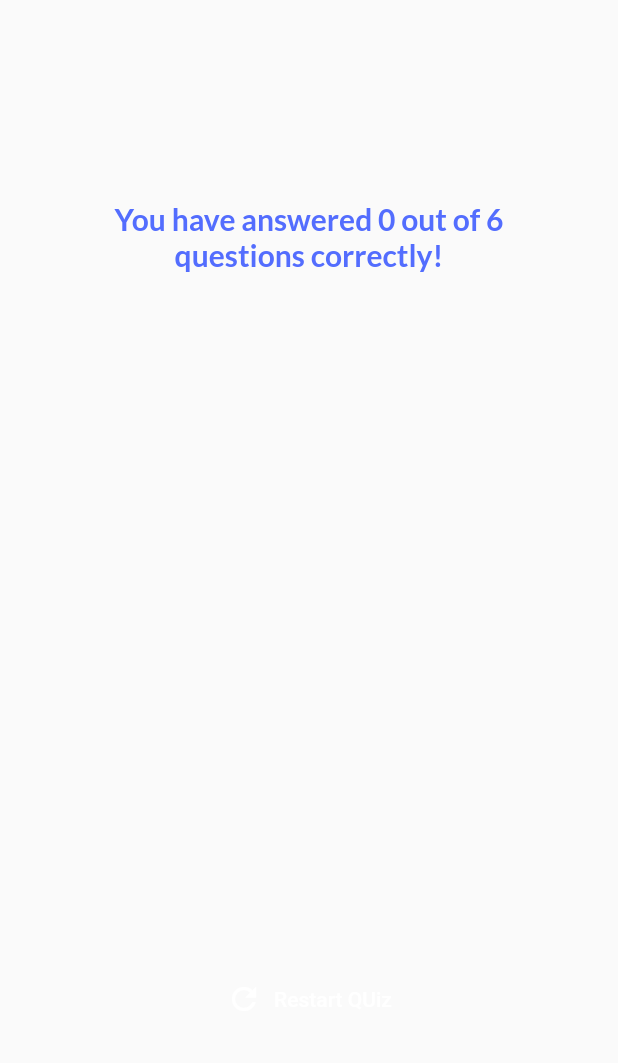
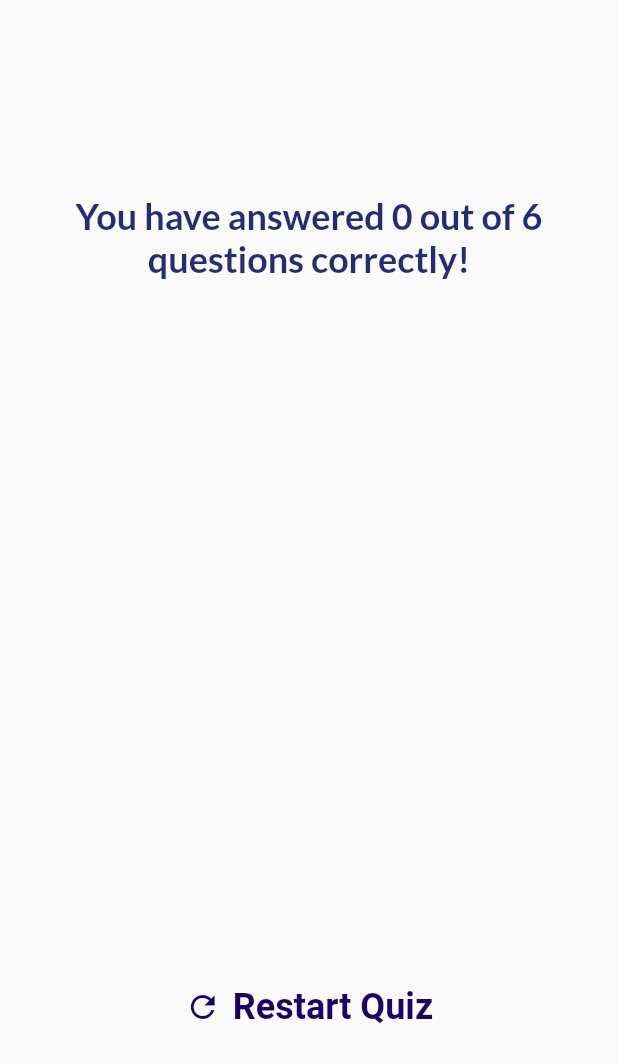
Before and after one commit to anjaliraoo/Quiz_app, a Flutter app: the ResultScreen widget shown alone on an empty page, opened directly with empty values, on a phone screen of 412 x 824 dp. Shown: the top 1063 px of the screen. Run offline on Flutter 3.47's test engine with Material 2 defaults, Android fonts, the phone set to English and light mode, and no system bars; our stand-ins replace google_fonts.

Commit message:
styles added

```diff
--- a/lib/questions_summary/questions_identifier.dart
+++ b/lib/questions_summary/questions_identifier.dart
@@ -18,15 +18,15 @@ class QuestionsIdentifier extends StatelessWidget {
       alignment: Alignment.center,
       decoration: BoxDecoration(
         color: isCorrectAnswer
-        ? Colors.blueGrey
-        : Colors.orangeAccent,
+        ? const Color.fromARGB(255, 69, 144, 182)
+        : const Color.fromARGB(208, 64, 43, 147),
         borderRadius: BorderRadius.circular(100),
       ),
       child: Text(
         questionNumber.toString(),
         style: const TextStyle(
           fontWeight: FontWeight.bold,
-          color: Colors.black45,
+          color: Color.fromARGB(115, 7, 0, 0),
         ),
       ),
     );
--- a/lib/results_screen.dart
+++ b/lib/results_screen.dart
@@ -44,8 +44,8 @@ class ResultScreen extends StatelessWidget {
           children: [
             Text('You have answered $numCorrectQuestions out of $numTotalQuestions questions correctly!',
             style: GoogleFonts.lato(
-              color: Colors.indigoAccent,
-              fontSize: 20,
+              color: const Color.fromARGB(231, 13, 24, 97),
+              fontSize: 24,
               fontWeight: FontWeight.bold,
             ),
             textAlign: TextAlign.center,
@@ -56,10 +56,14 @@ class ResultScreen extends StatelessWidget {
             TextButton.icon(
               onPressed: onRestart,
               style: TextButton.styleFrom(
-                foregroundColor: Colors.white,
+                foregroundColor: const Color.fromARGB(255, 27, 4, 100),
               ),
               icon: const Icon(Icons.refresh),
-              label: const Text('Restart QUiz'))
+              label: const Text('Restart Quiz',
+              style: TextStyle(
+                fontSize: 24,
+                fontWeight: FontWeight.bold,
+              ),))
           ],
         ),
       ),
```
Also changed, not shown: lib/questions_summary/summary_item.dart (+4 -4 lines).
